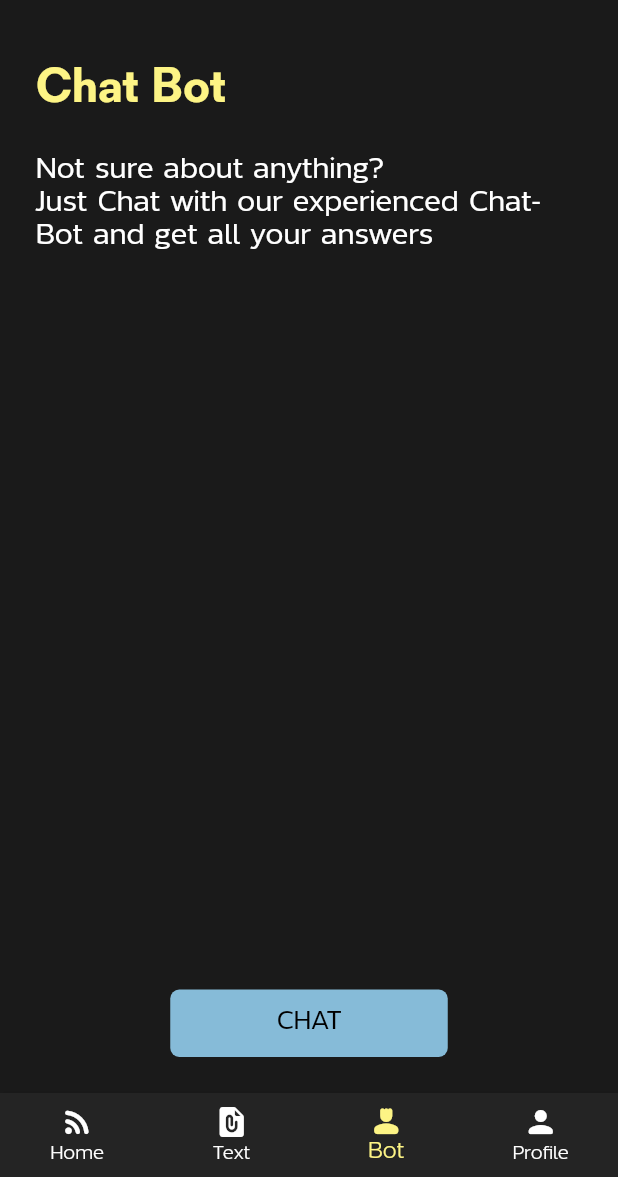
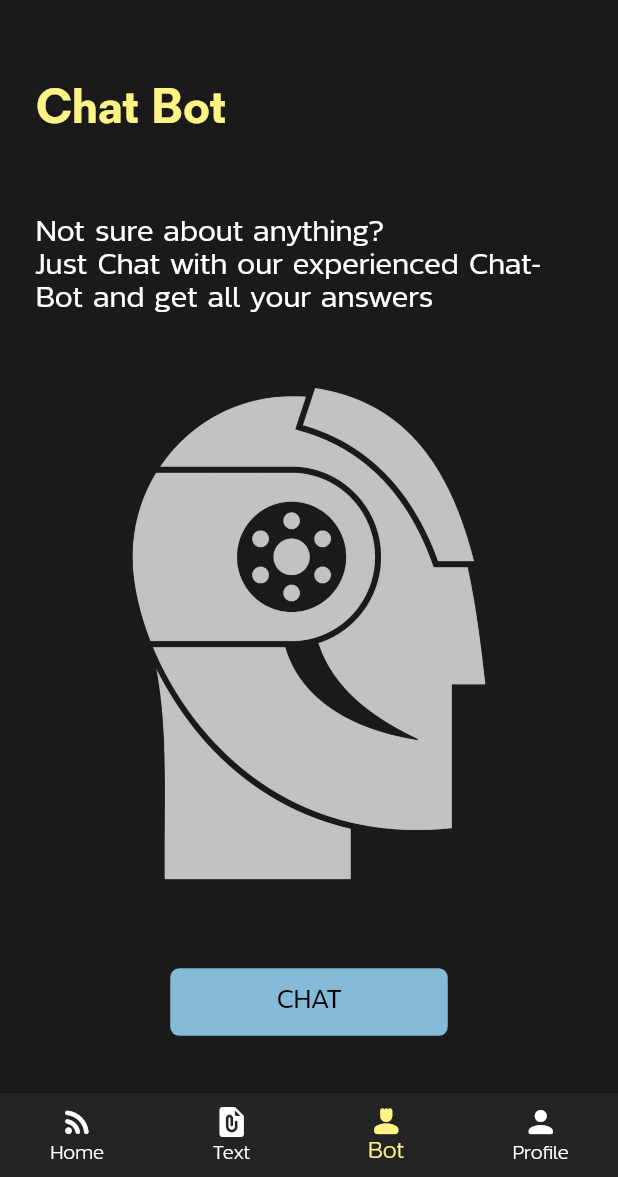
Before and after one commit to MohammadBali/DeepFake_Flutter, a Flutter app: the HomeLayout screen opened directly, item 3 of the bottom bar chosen, on a phone screen of 412 x 824 dp, the part 59-1236 px from its top. Run offline on Flutter 3.47's test engine with Material 2 defaults, Android fonts, the phone set to English and light mode, and no system bars; our stand-ins replace animated_splash_screen, bloc, cached_network_image, conditional_builder_null_safety, dio, file_picker and 7 more; missing offline and left inert: material_dialogs, open_file_plus, string_extensions; accounts and stored records are empty; network calls fail.

Commit message:
ChatBot & Messaging

```diff
--- a/lib/layout/cubit/states.dart
+++ b/lib/layout/cubit/states.dart
@@ -260,8 +260,38 @@ class AppGetFileErrorState extends AppStates{}
 class AppRemoveFileState extends AppStates{}
 
 
+//-----------------------------------------------
+
+
+
+
+// SEND MESSAGES
+
+
+class AppSendMessageLoadingState extends AppStates{}
+
+class AppSendMessageSuccessState extends AppStates{}
+
+class AppSendMessageErrorState extends AppStates{}
+
+
+
+// ADD YOUR MESSAGE
+
+
+class AppAddMessageLoadingState extends AppStates{}
+
+class AppAddMessageSuccessState extends AppStates{}
+
+class AppAddMessageErrorState extends AppStates{}
+
 
 //-----------------------------------------------
+
+
+
+
+
 
 // WEB SOCKETS
 
--- a/lib/layout/home_layout.dart
+++ b/lib/layout/home_layout.dart
@@ -17,7 +17,6 @@ class HomeLayout extends StatelessWidget {
   Widget build(BuildContext context) {
     SystemChrome.setPreferredOrientations([
       DeviceOrientation.portraitUp,
-      DeviceOrientation.portraitDown,
       DeviceOrientation.landscapeLeft,
       DeviceOrientation.landscapeRight,
     ]);
--- /dev/null
+++ b/lib/models/MessageModel/MessageModel.dart
@@ -0,0 +1,35 @@
+class MessageModel
+{
+  List<Message>? messages=[];
+
+  MessageModel()
+  {
+    messages= [];
+  }
+}
+
+class Message
+{
+  // String? id;
+  String? senderId;
+  String? date;
+  String? text;
+
+
+  Message({required this.senderId, required this.date, required this.text});
+
+  Message.fromJson(Map<String,dynamic>json)
+  {
+    try
+    {
+      senderId=json['sender'];
+      // id=json['_id'];
+      date=json['date'];
+      text=json['text'];
+    }
+    catch (e,stackTrace)
+    {
+      print('ERROR IN MESSAGE MODEL, ${e.toString()}, $stackTrace');
+    }
+  }
+}
--- a/lib/modules/ChatBot/chatBot.dart
+++ b/lib/modules/ChatBot/chatBot.dart
@@ -1,6 +1,7 @@
 import 'package:conditional_builder_null_safety/conditional_builder_null_safety.dart';
 import 'package:deepfake_detection/layout/cubit/cubit.dart';
 import 'package:deepfake_detection/layout/cubit/states.dart';
+import 'package:deepfake_detection/modules/ChatBot/chatScreen.dart';
 import 'package:flutter/material.dart';
 import 'package:flutter_bloc/flutter_bloc.dart';
 
@@ -59,14 +60,33 @@ class ChatBot extends StatelessWidget {
 
                             ),
 
-                            const Spacer(),
+                            const SizedBox(height: 10,),
+
+                            Image(
+                              image: cubit.isDarkTheme? const AssetImage('assets/images/chatbot/chatbot_dark.png') : const AssetImage('assets/images/chatbot/chatbot_light.png'),
+                              fit: BoxFit.contain,
+                              filterQuality: FilterQuality.high,
+                              alignment: AlignmentDirectional.center,
+
+                            ),
+
+                            const SizedBox(height: 10,),
 
                             Center(
                               child: defaultButton(
                                 title: Localization.translate('chat_bot_button'),
                                 color: cubit.isDarkTheme? defaultSecondaryDarkColor : defaultSecondaryColor,
                                 onTap: ()
-                                {},
+                                {
+                                  if(AppCubit.userData !=null)
+                                    {
+                                      navigateTo(context, const ChatScreen());
+                                    }
+                                  else
+                                    {
+                                      defaultToast(msg: 'No Internet Connection');
+                                    }
+                                },
                                 textColor: cubit.isDarkTheme? Colors.black : Colors.white,
                               ),
                             ),
@@ -90,7 +110,7 @@ class ChatBot extends StatelessWidget {
                               Row(
                                 children: [
                                   Text(
-                                    Localization.translate('text_title'),
+                                    Localization.translate('chat_bot_title'),
                                     style: TextStyle(
                                       color: cubit.isDarkTheme? defaultDarkColor : defaultColor,
                                       fontSize: 32,
@@ -104,15 +124,42 @@ class ChatBot extends StatelessWidget {
                               const SizedBox(height: 25,),
 
                               Text(
-                                Localization.translate('text_second_title'),
+                                Localization.translate('chat_bot_secondary_title'),
                                 style: const TextStyle(
                                     fontWeight: FontWeight.w500,
                                     fontSize: 18,
                                     wordSpacing: 2
                                 ),
-                                maxLines: 2,
+                                maxLines: 4,
                                 overflow: TextOverflow.ellipsis,
 
+                              ),
+
+                              Image(
+                                image: cubit.isDarkTheme? const AssetImage('assets/images/chatbot/chatbot_dark.png') : const AssetImage('assets/images/chatbot/chatbot_light.png'),
+                                fit: BoxFit.contain,
+                                filterQuality: FilterQuality.high,
+
+                              ),
+
+
+                              Center(
+                                child: defaultButton(
+                                  title: Localization.translate('chat_bot_button'),
+                                  color: cubit.isDarkTheme? defaultSecondaryDarkColor : defaultSecondaryColor,
+                                  onTap: ()
+                                  {
+                                    if(AppCubit.userData !=null)
+                                    {
+                                      navigateTo(context, const ChatScreen());
+                                    }
+                                    else
+                                    {
+                                      defaultToast(msg: 'No Internet Connection');
+                                    }
+                                  },
+                                  textColor: cubit.isDarkTheme? Colors.black : Colors.white,
+                                ),
                               ),
                             ],
                           ),
--- a/lib/shared/components/Localization/languages.dart
+++ b/lib/shared/components/Localization/languages.dart
@@ -191,6 +191,12 @@ const Map<String,String> ar={
   'chat_bot_secondary_title':'هل لديك تساؤلات؟\nتحدث مع البوت الخبير واحصل على جميع الإجابات',
 
   'chat_bot_button':'تحدث',
+
+  // CHAT SCREEN PAGE:
+
+  'chat_screen_appBar':'تحدث مع الذكاء الصنعي',
+
+  'chat_screen_tff':'أضف رسالتك هنا...',
 
   // TOAST MESSAGES:
 
@@ -482,6 +488,12 @@ const Map<String,String> en={
 
   'chat_bot_button':'CHAT',
 
+  // CHAT SCREEN PAGE:
+
+  'chat_screen_appBar':'Chat With Bot',
+
+  'chat_screen_tff':'Type your message here...',
+
 
   // TOAST MESSAGES:
 
--- a/lib/shared/network/end_points.dart
+++ b/lib/shared/network/end_points.dart
@@ -57,3 +57,8 @@ const subscriptionsPosts='getSubscriptionsPosts';
 //NEWS ENDPOINTS
 
 const news='getNews';
+
+
+// CHAT BOT
+
+const chatBot='';
--- a/lib/shared/styles/colors.dart
+++ b/lib/shared/styles/colors.dart
@@ -20,6 +20,8 @@ Color defaultBottomNavBarColor= HexColor('C2C3C4'); // Light Grey Color
 
 Color defaultFontColor= Colors.black;
 
+Color defaultRespondMessageColor=HexColor('C2C3C4');
+
 //----------------------------------------
 
 //DARK MODE
@@ -39,3 +41,6 @@ Color defaultBoxDarkColor=HexColor('323232'); //Boxes, Dark Grey Color
 Color defaultBottomNavBarDarkColor= HexColor('242424');
 
 Color defaultDarkFontColor= Colors.white;
+
+
+Color defaultRespondMessageDarkColor=HexColor('323232');
--- a/pubspec.yaml
+++ b/pubspec.yaml
@@ -86,6 +86,7 @@ flutter:
     - assets/images/lottie/
     - assets/images/splash/
     - assets/images/profile/
+    - assets/images/chatbot/
 
 
   fonts:
```
Also changed, not shown: lib/layout/cubit/cubit.dart (+63 -0 lines), lib/modules/ChatBot/chatScreen.dart (added, +217 -0 lines), assets/images/chatbot/chatbot_dark.png (added), assets/images/chatbot/chatbot_light.png (added).
